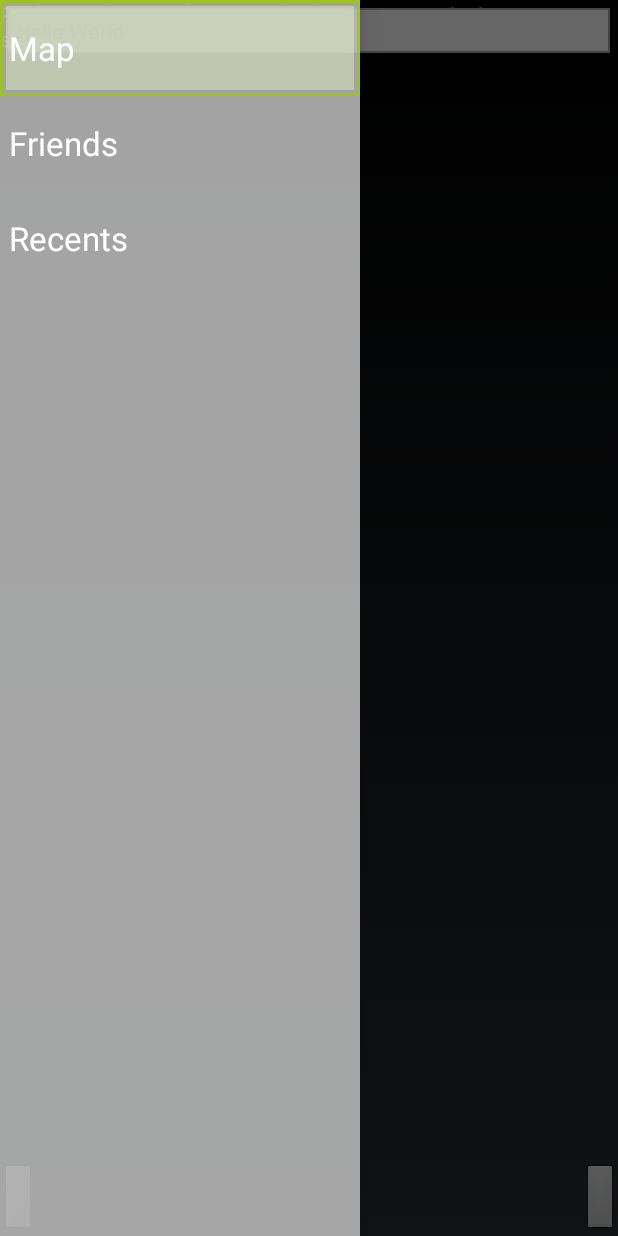
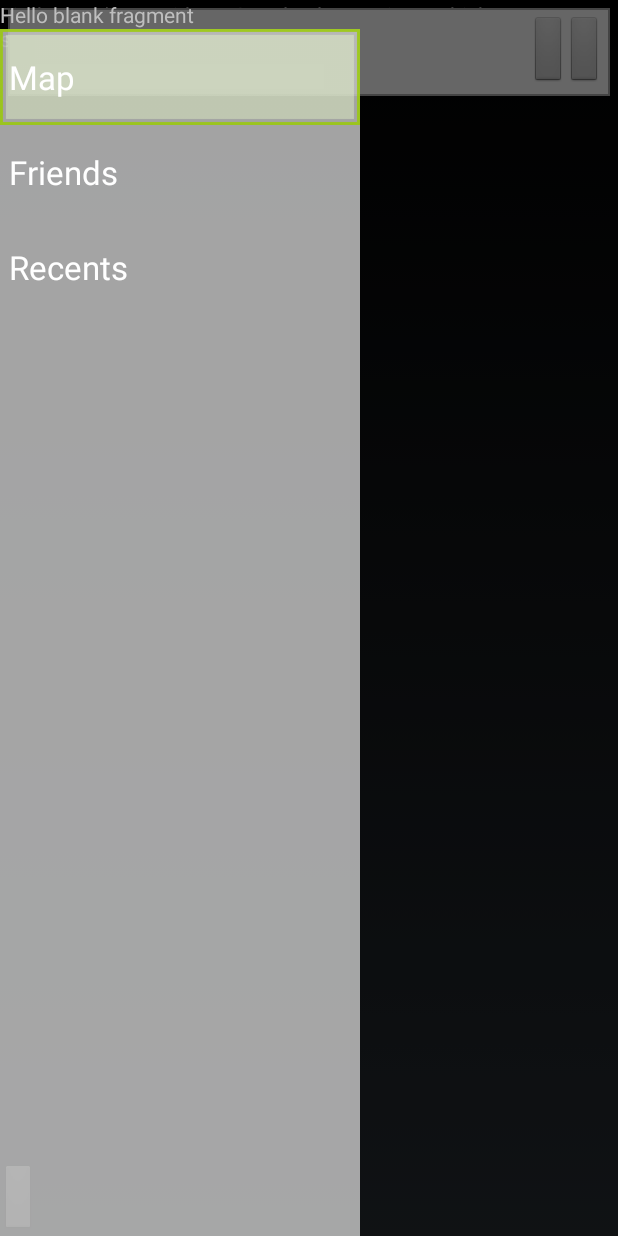
Before and after one commit to jchen1/pindro_android, an Android app: the screen it shows after launch (MainActivity), on a phone screen of 412 x 824 dp. Run offline under Robolectric (Android 15) with nearby library versions, the phone set to English and light mode, and no system bars; 10 statements that could not run were skipped.

Commit message:
more UI work

```diff
--- a/app/src/main/java/pindro/pindro/fragments/NavigationDrawerFragment.java
+++ b/app/src/main/java/pindro/pindro/fragments/NavigationDrawerFragment.java
@@ -19,6 +19,7 @@ import android.view.View;
 import android.view.ViewGroup;
 import android.widget.AdapterView;
 import android.widget.ArrayAdapter;
+import android.widget.LinearLayout;
 import android.widget.ListView;
 import android.widget.Toast;
 
@@ -91,8 +92,9 @@ public class NavigationDrawerFragment extends Fragment {
     @Override
     public View onCreateView(LayoutInflater inflater, ViewGroup container,
             Bundle savedInstanceState) {
-        mDrawerListView = (ListView) inflater.inflate(
+        View v = (LinearLayout) inflater.inflate(
                 R.layout.fragment_navigation_drawer, container, false);
+        mDrawerListView = (ListView)v.findViewById(R.id.nav_drawer_list);
         mDrawerListView.setOnItemClickListener(new AdapterView.OnItemClickListener() {
             @Override
             public void onItemClick(AdapterView<?> parent, View view, int position, long id) {
@@ -109,7 +111,7 @@ public class NavigationDrawerFragment extends Fragment {
                         getString(R.string.title_section3),
                 }));
         mDrawerListView.setItemChecked(mCurrentSelectedPosition, true);
-        return mDrawerListView;
+        return v;
     }
 
     public boolean isDrawerOpen() {
--- a/app/src/main/res/layout/fragment_my_map.xml
+++ b/app/src/main/res/layout/fragment_my_map.xml
@@ -8,15 +8,32 @@
         android:layout_width="fill_parent"
         android:layout_height="fill_parent" />
 
-    <TextView android:id="@+id/textview"
+    <LinearLayout
+        android:id="@+id/floating_actionbar"
         android:layout_width="fill_parent"
         android:layout_height="wrap_content"
-        android:text="Hello World"
+        android:orientation="horizontal"
+        android:layout_gravity="top|center_horizontal"
         android:layout_margin="5dip"
         android:padding="5dip"
-        android:background="@drawable/rectangle"
-        android:textColor="@color/greytext"
-        android:layout_gravity="top|center_horizontal"/>
+        android:background="@drawable/rectangle">
+
+        <SearchView
+            android:layout_width="wrap_content"
+            android:layout_height="wrap_content"
+            android:hint="@string/title_section1"
+            android:layout_weight="1"/>
+
+        <ImageButton
+            android:id="@+id/my_location_button"
+            android:layout_width="wrap_content"
+            android:layout_height="match_parent" />
+        <ImageButton
+            android:id="@+id/button_list_view"
+            android:layout_width="wrap_content"
+            android:layout_height="match_parent" />
+    </LinearLayout>
+
 
     <ImageButton
         android:id="@+id/nav_drawer_button"
@@ -24,11 +41,5 @@
         android:layout_height="wrap_content"
         android:layout_gravity="bottom|left"
         android:onClick="onNavDrawerButton"/>
-    <ImageButton
-        android:id="@+id/my_location_button"
-        android:layout_width="wrap_content"
-        android:layout_height="wrap_content"
-        android:layout_gravity="bottom|right"
-        android:onClick="onNavDrawerButton"/>
 
 </FrameLayout>
--- a/app/src/main/res/layout/fragment_navigation_drawer.xml
+++ b/app/src/main/res/layout/fragment_navigation_drawer.xml
@@ -1,9 +1,23 @@
-<ListView xmlns:android="http://schemas.android.com/apk/res/android"
+<LinearLayout xmlns:android="http://schemas.android.com/apk/res/android"
     xmlns:tools="http://schemas.android.com/tools"
     android:layout_width="match_parent"
     android:layout_height="match_parent"
-    android:choiceMode="singleChoice"
-    android:divider="@android:color/transparent"
-    android:dividerHeight="0dp"
-    android:background="#cccc"
-    tools:context="pindro.pindro.fragments.NavigationDrawerFragment" />
+    android:orientation="vertical">
+
+    <TextView
+        android:layout_width="match_parent"
+        android:layout_height="wrap_content"
+        android:text="@string/hello_blank_fragment"/>
+
+    <ListView
+        android:id="@+id/nav_drawer_list"
+        android:layout_width="match_parent"
+        android:layout_height="match_parent"
+        android:choiceMode="singleChoice"
+        android:divider="@android:color/transparent"
+        android:dividerHeight="0dp"
+        android:background="#cccc"
+        tools:context="pindro.pindro.fragments.NavigationDrawerFragment" >
+    </ListView>
+
+    </LinearLayout>
```
